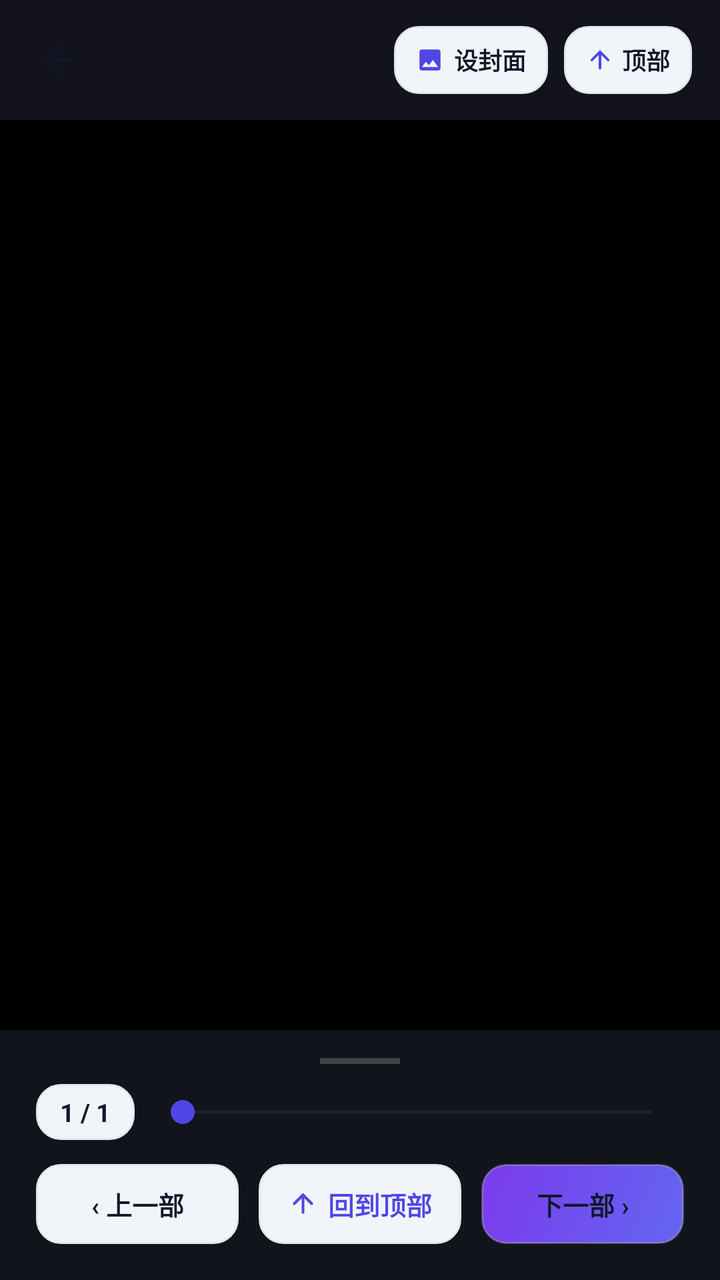
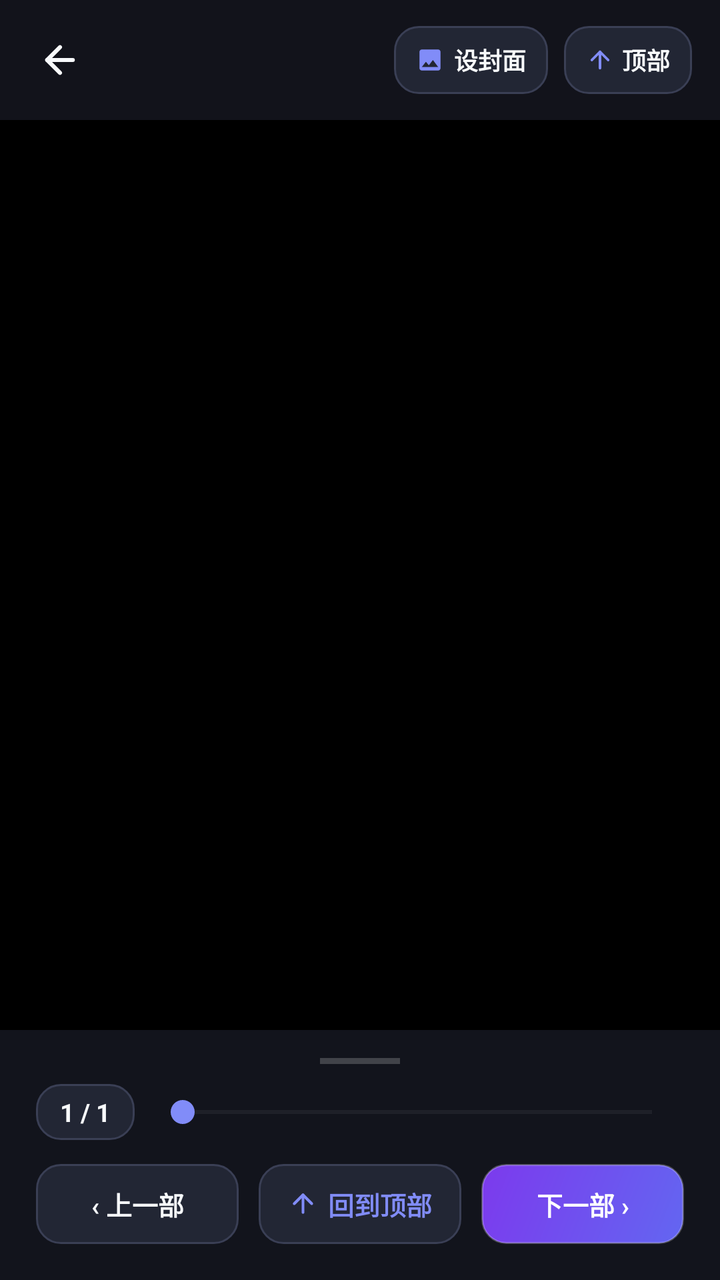

Screens rendered from an Android XML layout before and after an edit, with the pre-edit source and the edit as a unified diff.
<!-- AndroidManifest.xml: application theme Theme.ComicReader -->
<!-- res/layout/activity_reader.xml -->
<?xml version="1.0" encoding="utf-8"?>
<FrameLayout
    xmlns:android="http://schemas.android.com/apk/res/android"
    xmlns:app="http://schemas.android.com/apk/res-auto"
    android:layout_width="match_parent"
    android:layout_height="match_parent"
    android:background="#000000">

    
    <androidx.recyclerview.widget.RecyclerView
        android:id="@+id/recycler_reader"
        android:layout_width="match_parent"
        android:layout_height="match_parent"
        android:scrollbars="vertical"
        android:fadeScrollbars="true" />

    
    <LinearLayout
        android:id="@+id/fab_scroll_top"
        android:layout_width="44dp"
        android:layout_height="44dp"
        android:layout_gravity="bottom|end"
        android:layout_marginEnd="18dp"
        android:layout_marginBottom="132dp"
        android:gravity="center"
        android:background="@drawable/glass_capsule_bg"
        android:elevation="8dp"
        android:visibility="gone"
        android:clickable="true"
        android:focusable="true">

        <ImageView
            android:layout_width="20dp"
            android:layout_height="20dp"
            android:src="@drawable/ic_top_arrow_vector"
            app:tint="@color/primary_light" />
    </LinearLayout>

    
    <LinearLayout
        android:id="@+id/layout_top_bar"
        android:layout_width="match_parent"
        android:layout_height="60dp"
        android:layout_gravity="top"
        android:background="#E614161F"
        android:orientation="horizontal"
        android:gravity="center_vertical"
        android:paddingStart="10dp"
        android:paddingEnd="14dp"
        android:elevation="8dp">

        
        <ImageView
            android:id="@+id/btn_back"
            android:layout_width="40dp"
            android:layout_height="40dp"
            android:src="@drawable/ic_arrow_back_vector"
            android:padding="9dp"
            app:tint="@color/text_white"
            android:background="?attr/selectableItemBackgroundBorderless"
            android:clickable="true"
            android:focusable="true"
            android:contentDescription="返回" />

        
        <TextView
            android:id="@+id/tv_reader_title"
            android:layout_width="0dp"
            android:layout_height="wrap_content"
            android:layout_weight="1"
            android:layout_marginStart="6dp"
            android:layout_marginEnd="10dp"
            android:textColor="@color/text_white"
            android:textSize="15.5sp"
            android:textStyle="bold"
            android:singleLine="true"
            android:ellipsize="end" />

        
        <LinearLayout
            android:id="@+id/btn_set_cover"
            android:layout_width="wrap_content"
            android:layout_height="34dp"
            android:layout_marginEnd="8dp"
            android:orientation="horizontal"
            android:gravity="center"
            android:paddingStart="11dp"
            android:paddingEnd="11dp"
            android:background="@drawable/btn_pill_surface"
            android:clickable="true"
            android:focusable="true">

            <ImageView
                android:layout_width="14dp"
                android:layout_height="14dp"
                android:src="@drawable/ic_image_cover_vector"
                app:tint="@color/primary_light" />

            <TextView
                android:layout_width="wrap_content"
                android:layout_height="wrap_content"
                android:layout_marginStart="5dp"
                android:text="设封面"
                android:textColor="@color/text_white"
                android:textSize="12sp"
                android:textStyle="bold" />
        </LinearLayout>

        
        <LinearLayout
            android:id="@+id/btn_top_scroll_top"
            android:layout_width="wrap_content"
            android:layout_height="34dp"
            android:orientation="horizontal"
            android:gravity="center"
            android:paddingStart="11dp"
            android:paddingEnd="11dp"
            android:background="@drawable/btn_pill_surface"
            android:clickable="true"
            android:focusable="true">

            <ImageView
                android:layout_width="14dp"
                android:layout_height="14dp"
                android:src="@drawable/ic_top_arrow_vector"
                app:tint="@color/primary_light" />

            <TextView
                android:layout_width="wrap_content"
                android:layout_height="wrap_content"
                android:layout_marginStart="4dp"
                android:text="顶部"
                android:textColor="@color/text_white"
                android:textSize="12sp"
                android:textStyle="bold" />
        </LinearLayout>

    </LinearLayout>

    
    <LinearLayout
        android:id="@+id/layout_bottom_bar"
        android:layout_width="match_parent"
        android:layout_height="wrap_content"
        android:layout_gravity="bottom"
        android:background="#EB14161F"
        android:orientation="vertical"
        android:paddingStart="18dp"
        android:paddingEnd="18dp"
        android:paddingTop="14dp"
        android:paddingBottom="18dp"
        android:elevation="10dp">

        
        <View
            android:layout_width="40dp"
            android:layout_height="3dp"
            android:layout_gravity="center_horizontal"
            android:layout_marginBottom="10dp"
            android:background="#33FFFFFF" />

        
        <LinearLayout
            android:layout_width="match_parent"
            android:layout_height="wrap_content"
            android:orientation="horizontal"
            android:gravity="center_vertical">

            <TextView
                android:id="@+id/tv_page_indicator"
                android:layout_width="wrap_content"
                android:layout_height="28dp"
                android:gravity="center"
                android:background="@drawable/btn_pill_surface"
                android:paddingStart="12dp"
                android:paddingEnd="12dp"
                android:text="1 / 1"
                android:textColor="@color/text_white"
                android:textSize="12.5sp"
                android:textStyle="bold" />

            <SeekBar
                android:id="@+id/seek_page"
                android:layout_width="0dp"
                android:layout_height="wrap_content"
                android:layout_weight="1"
                android:layout_marginStart="8dp"
                android:progressTint="@color/primary"
                android:progressBackgroundTint="#33FFFFFF"
                android:thumbTint="@color/primary_light" />

        </LinearLayout>

        
        <LinearLayout
            android:layout_width="match_parent"
            android:layout_height="wrap_content"
            android:layout_marginTop="12dp"
            android:orientation="horizontal"
            android:gravity="center_vertical">

            <TextView
                android:id="@+id/btn_prev_comic"
                android:layout_width="0dp"
                android:layout_height="40dp"
                android:layout_weight="1"
                android:gravity="center"
                android:text="‹ 上一部"
                android:textColor="@color/text_white"
                android:textSize="13sp"
                android:textStyle="bold"
                android:background="@drawable/btn_pill_surface"
                android:clickable="true"
                android:focusable="true" />

            <LinearLayout
                android:id="@+id/btn_scroll_top"
                android:layout_width="0dp"
                android:layout_height="40dp"
                android:layout_weight="1"
                android:layout_marginStart="10dp"
                android:layout_marginEnd="10dp"
                android:orientation="horizontal"
                android:gravity="center"
                android:background="@drawable/btn_pill_surface"
                android:clickable="true"
                android:focusable="true">

                <ImageView
                    android:layout_width="15dp"
                    android:layout_height="15dp"
                    android:src="@drawable/ic_top_arrow_vector"
                    app:tint="@color/primary_light" />

                <TextView
                    android:layout_width="wrap_content"
                    android:layout_height="wrap_content"
                    android:layout_marginStart="5dp"
                    android:text="回到顶部"
                    android:textColor="@color/primary_light"
                    android:textSize="13sp"
                    android:textStyle="bold" />
            </LinearLayout>

            <TextView
                android:id="@+id/btn_next_comic"
                android:layout_width="0dp"
                android:layout_height="40dp"
                android:layout_weight="1"
                android:gravity="center"
                android:text="下一部 ›"
                android:textColor="@color/text_white"
                android:textSize="13sp"
                android:textStyle="bold"
                android:background="@drawable/btn_pill_primary"
                android:clickable="true"
                android:focusable="true" />

        </LinearLayout>

    </LinearLayout>

</FrameLayout>
<!-- resources referenced by this layout -->
<resources>
  <color name="primary">#6366F1</color>
  <color name="primary_light">#4F46E5</color>
  <color name="text_white">#0F172A</color>
  <!-- drawable btn_pill_primary (drawable) -->
  <?xml version="1.0" encoding="utf-8"?>
  <shape xmlns:android="http://schemas.android.com/apk/res/android"
      android:shape="rectangle">
      <corners android:radius="12dp" />
      <gradient
          android:angle="135"
          android:startColor="#6366F1"
          android:endColor="#7C3AED"
          android:type="linear" />
      <stroke android:width="1dp" android:color="#40FFFFFF" />
  </shape>
  <!-- drawable btn_pill_surface (drawable) -->
  <?xml version="1.0" encoding="utf-8"?>
  <shape xmlns:android="http://schemas.android.com/apk/res/android"
      android:shape="rectangle">
      <corners android:radius="12dp" />
      <solid android:color="@color/bg_container" />
      <stroke android:width="1dp" android:color="@color/border_color" />
  </shape>
  <!-- drawable glass_capsule_bg (drawable) -->
  <?xml version="1.0" encoding="utf-8"?>
  <shape xmlns:android="http://schemas.android.com/apk/res/android"
      android:shape="rectangle">
      <corners android:radius="18dp" />
      <solid android:color="@color/bg_container" />
      <stroke android:width="1dp" android:color="@color/border_color" />
  </shape>
  <!-- drawable ic_arrow_back_vector (drawable) -->
  <vector xmlns:android="http://schemas.android.com/apk/res/android"
      android:width="24dp"
      android:height="24dp"
      android:viewportWidth="24"
      android:viewportHeight="24">
      <path
          android:strokeColor="#FFFFFF"
          android:strokeWidth="2.2"
          android:strokeLineCap="round"
          android:strokeLineJoin="round"
          android:pathData="M19,12 H5" />
      <path
          android:strokeColor="#FFFFFF"
          android:strokeWidth="2.2"
          android:strokeLineCap="round"
          android:strokeLineJoin="round"
          android:pathData="M12,19 L5,12 12,5" />
  </vector>
  <!-- drawable ic_image_cover_vector (drawable) -->
  <?xml version="1.0" encoding="utf-8"?>
  <vector xmlns:android="http://schemas.android.com/apk/res/android"
      android:width="24dp"
      android:height="24dp"
      android:viewportWidth="24"
      android:viewportHeight="24">
      <path
          android:fillColor="#FFFFFF"
          android:pathData="M21,19V5c0,-1.1 -0.9,-2 -2,-2H5c-1.1,0 -2,0.9 -2,2v14c0,1.1 0.9,2 2,2h14c1.1,0 2,-0.9 2,-2zM8.5,13.5l2.5,3.01L14.5,12l4.5,6H5l3.5,-4.5z" />
  </vector>
  <!-- drawable ic_top_arrow_vector (drawable) -->
  <vector xmlns:android="http://schemas.android.com/apk/res/android"
      android:width="24dp"
      android:height="24dp"
      android:viewportWidth="24"
      android:viewportHeight="24">
      <path
          android:strokeColor="#FFFFFF"
          android:strokeWidth="2.2"
          android:strokeLineCap="round"
          android:strokeLineJoin="round"
          android:pathData="M12,19 V5" />
      <path
          android:strokeColor="#FFFFFF"
          android:strokeWidth="2.2"
          android:strokeLineCap="round"
          android:strokeLineJoin="round"
          android:pathData="M5,12 L12,5 19,12" />
  </vector>
  <style name="Theme.ComicReader" parent="Theme.MaterialComponents.DayNight.NoActionBar">
          <item name="colorPrimary">@color/primary</item>
          <item name="colorPrimaryVariant">@color/primary_variant</item>
          <item name="colorSecondary">@color/primary_light</item>
          <item name="android:windowBackground">@color/bg_dark</item>
          <item name="android:statusBarColor">@color/bg_surface</item>
          <item name="android:navigationBarColor">@color/bg_surface</item>
          <item name="android:windowLightStatusBar">true</item>
      </style>
  <color name="bg_container">#F1F5F9</color>
  <color name="border_color">#E2E8F0</color>
  <color name="primary_variant">#4F46E5</color>
  <color name="bg_dark">#F8FAFC</color>
  <color name="bg_surface">#FFFFFF</color>
</resources>

<!-- the commit's change to res/layout/activity_reader.xml (unified diff, before → after) -->
@@ -33,7 +33,7 @@
             android:layout_width="20dp"
             android:layout_height="20dp"
             android:src="@drawable/ic_top_arrow_vector"
-            app:tint="@color/primary_light" />
+            app:tint="#818CF8" />
     </LinearLayout>
 
     
@@ -56,7 +56,7 @@
             android:layout_height="40dp"
             android:src="@drawable/ic_arrow_back_vector"
             android:padding="9dp"
-            app:tint="@color/text_white"
+            app:tint="#F8FAFC"
             android:background="?attr/selectableItemBackgroundBorderless"
             android:clickable="true"
             android:focusable="true"
@@ -70,7 +70,7 @@
             android:layout_weight="1"
             android:layout_marginStart="6dp"
             android:layout_marginEnd="10dp"
-            android:textColor="@color/text_white"
+            android:textColor="#F8FAFC"
             android:textSize="15.5sp"
             android:textStyle="bold"
             android:singleLine="true"
@@ -86,7 +86,7 @@
             android:gravity="center"
             android:paddingStart="11dp"
             android:paddingEnd="11dp"
-            android:background="@drawable/btn_pill_surface"
+            android:background="@drawable/reader_pill_surface"
             android:clickable="true"
             android:focusable="true">
 
@@ -94,14 +94,14 @@
                 android:layout_width="14dp"
                 android:layout_height="14dp"
                 android:src="@drawable/ic_image_cover_vector"
-                app:tint="@color/primary_light" />
+                app:tint="#818CF8" />
 
             <TextView
                 android:layout_width="wrap_content"
                 android:layout_height="wrap_content"
                 android:layout_marginStart="5dp"
                 android:text="设封面"
-                android:textColor="@color/text_white"
+                android:textColor="#F8FAFC"
                 android:textSize="12sp"
                 android:textStyle="bold" />
         </LinearLayout>
@@ -115,7 +115,7 @@
             android:gravity="center"
             android:paddingStart="11dp"
             android:paddingEnd="11dp"
-            android:background="@drawable/btn_pill_surface"
+            android:background="@drawable/reader_pill_surface"
             android:clickable="true"
             android:focusable="true">
 
@@ -123,14 +123,14 @@
                 android:layout_width="14dp"
                 android:layout_height="14dp"
                 android:src="@drawable/ic_top_arrow_vector"
-                app:tint="@color/primary_light" />
+                app:tint="#818CF8" />
 
             <TextView
                 android:layout_width="wrap_content"
                 android:layout_height="wrap_content"
                 android:layout_marginStart="4dp"
                 android:text="顶部"
-                android:textColor="@color/text_white"
+                android:textColor="#F8FAFC"
                 android:textSize="12sp"
                 android:textStyle="bold" />
         </LinearLayout>
@@ -171,11 +171,11 @@
                 android:layout_width="wrap_content"
                 android:layout_height="28dp"
                 android:gravity="center"
-                android:background="@drawable/btn_pill_surface"
+                android:background="@drawable/reader_pill_surface"
                 android:paddingStart="12dp"
                 android:paddingEnd="12dp"
                 android:text="1 / 1"
-                android:textColor="@color/text_white"
+                android:textColor="#F8FAFC"
                 android:textSize="12.5sp"
                 android:textStyle="bold" />
 
@@ -185,9 +185,9 @@
                 android:layout_height="wrap_content"
                 android:layout_weight="1"
                 android:layout_marginStart="8dp"
-                android:progressTint="@color/primary"
+                android:progressTint="#6366F1"
                 android:progressBackgroundTint="#33FFFFFF"
-                android:thumbTint="@color/primary_light" />
+                android:thumbTint="#818CF8" />
 
         </LinearLayout>
 
@@ -206,10 +206,10 @@
                 android:layout_weight="1"
                 android:gravity="center"
                 android:text="‹ 上一部"
-                android:textColor="@color/text_white"
+                android:textColor="#F8FAFC"
                 android:textSize="13sp"
                 android:textStyle="bold"
-                android:background="@drawable/btn_pill_surface"
+                android:background="@drawable/reader_pill_surface"
                 android:clickable="true"
                 android:focusable="true" />
 
@@ -222,7 +222,7 @@
                 android:layout_marginEnd="10dp"
                 android:orientation="horizontal"
                 android:gravity="center"
-                android:background="@drawable/btn_pill_surface"
+                android:background="@drawable/reader_pill_surface"
                 android:clickable="true"
                 android:focusable="true">
 
@@ -230,14 +230,14 @@
                     android:layout_width="15dp"
                     android:layout_height="15dp"
                     android:src="@drawable/ic_top_arrow_vector"
-                    app:tint="@color/primary_light" />
+                    app:tint="#818CF8" />
 
                 <TextView
                     android:layout_width="wrap_content"
                     android:layout_height="wrap_content"
                     android:layout_marginStart="5dp"
                     android:text="回到顶部"
-                    android:textColor="@color/primary_light"
+                    android:textColor="#818CF8"
                     android:textSize="13sp"
                     android:textStyle="bold" />
             </LinearLayout>
@@ -249,7 +249,7 @@
                 android:layout_weight="1"
                 android:gravity="center"
                 android:text="下一部 ›"
-                android:textColor="@color/text_white"
+                android:textColor="#FFFFFF"
                 android:textSize="13sp"
                 android:textStyle="bold"
                 android:background="@drawable/btn_pill_primary"
<!-- resource entries referenced after the edit -->
@@ -2,7 +2,6 @@
 <resources>
   <color name="primary">#6366F1</color>
   <color name="primary_light">#4F46E5</color>
-  <color name="text_white">#0F172A</color>
   <!-- drawable btn_pill_primary (drawable) -->
   <?xml version="1.0" encoding="utf-8"?>
   <shape xmlns:android="http://schemas.android.com/apk/res/android"
@@ -14,14 +13,6 @@
           android:endColor="#7C3AED"
           android:type="linear" />
       <stroke android:width="1dp" android:color="#40FFFFFF" />
-  </shape>
-  <!-- drawable btn_pill_surface (drawable) -->
-  <?xml version="1.0" encoding="utf-8"?>
-  <shape xmlns:android="http://schemas.android.com/apk/res/android"
-      android:shape="rectangle">
-      <corners android:radius="12dp" />
-      <solid android:color="@color/bg_container" />
-      <stroke android:width="1dp" android:color="@color/border_color" />
   </shape>
   <!-- drawable glass_capsule_bg (drawable) -->
   <?xml version="1.0" encoding="utf-8"?>
@@ -80,6 +71,14 @@
           android:strokeLineJoin="round"
           android:pathData="M5,12 L12,5 19,12" />
   </vector>
+  <!-- drawable reader_pill_surface (drawable) -->
+  <?xml version="1.0" encoding="utf-8"?>
+  <shape xmlns:android="http://schemas.android.com/apk/res/android"
+      android:shape="rectangle">
+      <corners android:radius="12dp" />
+      <solid android:color="#222634" />
+      <stroke android:width="1dp" android:color="#3A3F55" />
+  </shape>
   <style name="Theme.ComicReader" parent="Theme.MaterialComponents.DayNight.NoActionBar">
           <item name="colorPrimary">@color/primary</item>
           <item name="colorPrimaryVariant">@color/primary_variant</item>
